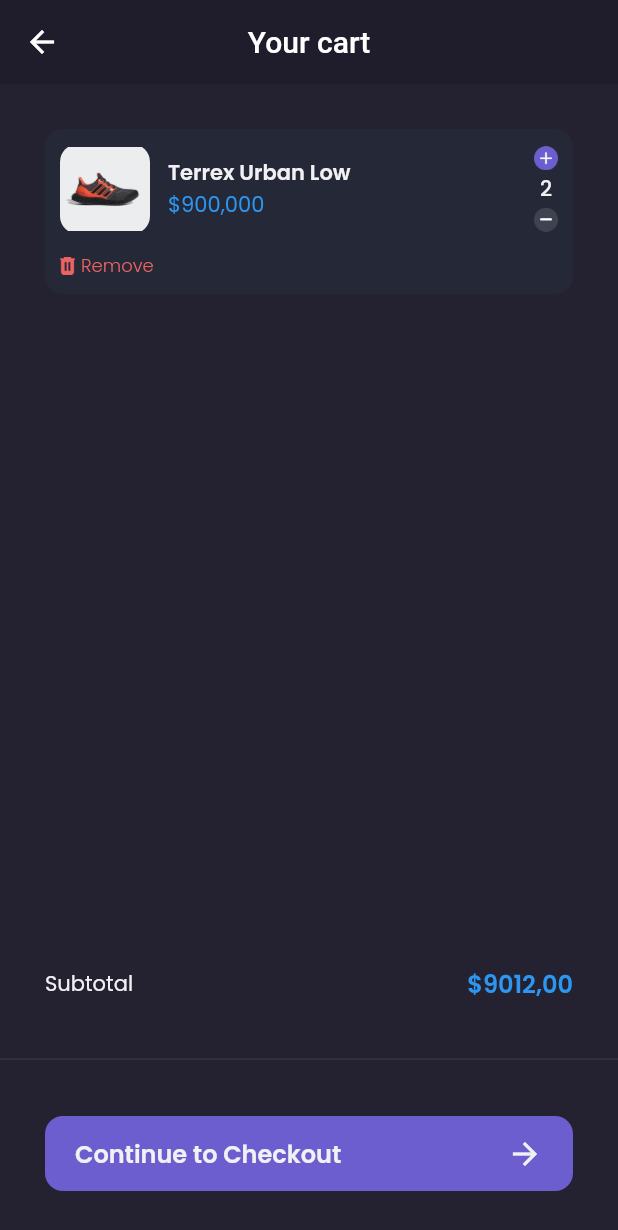
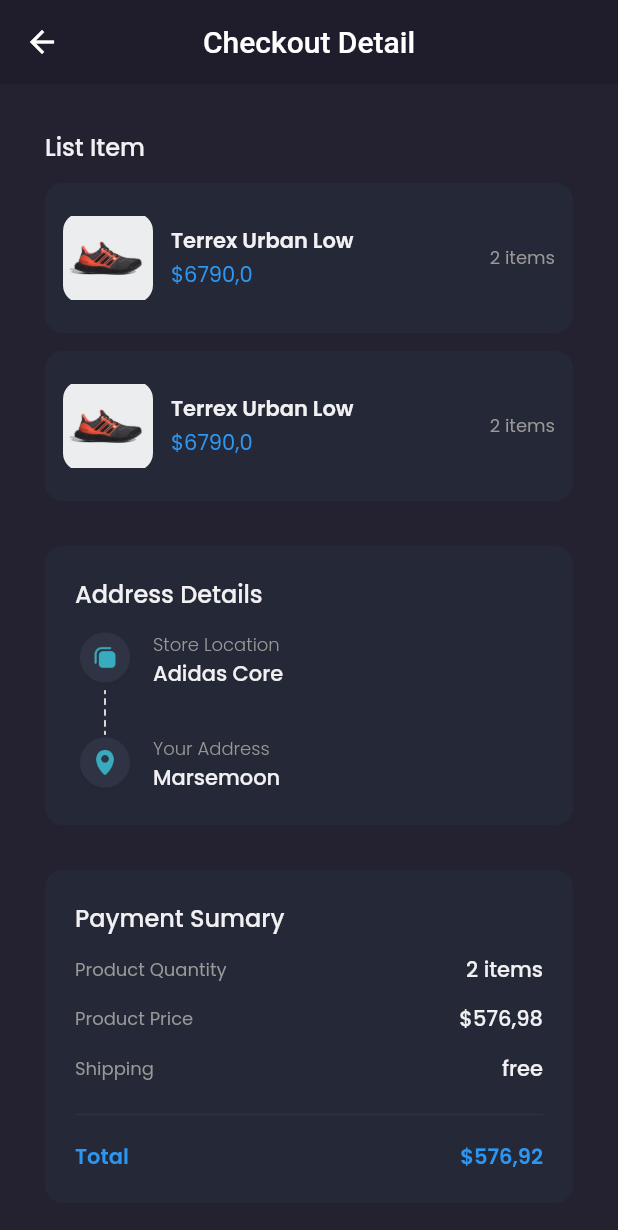
Before and after one commit to sooyaa4/shamo_front_end, a Flutter app: the CartPage screen opened by its route, after a tap on "Continue to Checkout", on a phone screen of 412 x 824 dp. Shown: the top 1230 px of the screen. Run offline on Flutter 3.47's test engine with Material 2 defaults, Android fonts, the phone set to English and light mode, and no system bars; our stand-ins replace carousel_slider, google_fonts.

Commit message:
slicing halaman checkout

```diff
--- a/lib/main.dart
+++ b/lib/main.dart
@@ -1,5 +1,7 @@
 import 'package:flutter/material.dart';
 import 'package:flutter_shamo/pages/cart_pages.dart';
+import 'package:flutter_shamo/pages/checkout_page.dart';
+import 'package:flutter_shamo/pages/checkout_success_page.dart';
 import 'package:flutter_shamo/pages/edit_profile.dart';
 import 'package:flutter_shamo/pages/home/detail_chat_page.dart';
 import 'package:flutter_shamo/pages/home/main_page.dart';
@@ -25,6 +27,8 @@
         '/edit-profile': (contex) => EditProfilePage(),
         '/product': (contex) => ProductPage(),
         '/cart': (contex) => CartPage(),
+        '/checkout': (contex) => CheckoutPage(),
+        '/checkout-success': (contex) => CheckoutSuccessPage(),
       },
     );
   }
--- a/lib/pages/cart_pages.dart
+++ b/lib/pages/cart_pages.dart
@@ -121,7 +121,9 @@
               margin: EdgeInsets.symmetric(horizontal: defaultMargin),
               height: 50,
               child: TextButton(
-                onPressed: () {},
+                onPressed: () {
+                  Navigator.pushNamed(context, '/checkout');
+                },
                 style: TextButton.styleFrom(
                   backgroundColor: primaryColor,
                   padding: EdgeInsets.symmetric(
--- /dev/null
+++ b/lib/pages/checkout_page.dart
@@ -0,0 +1,258 @@
+import 'package:flutter/material.dart';
+import 'package:flutter_shamo/theme.dart';
+import 'package:flutter_shamo/widgets/checkout_card.dart';
+
+class CheckoutPage extends StatelessWidget {
+  @override
+  Widget build(BuildContext context) {
+    Widget header() {
+      return AppBar(
+        backgroundColor: backgroundColor1,
+        elevation: 0,
+        centerTitle: true,
+        title: Text('Checkout Detail'),
+      );
+    }
+
+    Widget content() {
+      return ListView(
+        padding: EdgeInsets.symmetric(
+          horizontal: defaultMargin,
+        ),
+        children: [
+          Container(
+            margin: EdgeInsets.only(
+              top: defaultMargin,
+            ),
+            child: Column(
+              crossAxisAlignment: CrossAxisAlignment.start,
+              children: [
+                Text(
+                  'List Item',
+                  style: primaryTextStyle.copyWith(
+                      fontSize: 16, fontWeight: medium),
+                ),
+                CheckoutCard(),
+                CheckoutCard(),
+              ],
+            ),
+          ),
+          Container(
+            margin: EdgeInsets.only(
+              top: defaultMargin,
+            ),
+            padding: EdgeInsets.all(20),
+            decoration: BoxDecoration(
+              color: backgroundColor4,
+              borderRadius: BorderRadius.circular(12),
+            ),
+            child: Column(
+              crossAxisAlignment: CrossAxisAlignment.start,
+              children: [
+                Text(
+                  'Address Details',
+                  style: primaryTextStyle.copyWith(
+                    fontSize: 16,
+                    fontWeight: medium,
+                  ),
+                ),
+                SizedBox(
+                  height: 12,
+                ),
+                Row(
+                  children: [
+                    Column(
+                      children: [
+                        Image.asset(
+                          'assets/icon_store_location.png',
+                          width: 40,
+                        ),
+                        Image.asset(
+                          'assets/icon_line.png',
+                          height: 30,
+                        ),
+                        Image.asset(
+                          'assets/icon_your_address.png',
+                          width: 40,
+                        ),
+                      ],
+                    ),
+                    SizedBox(
+                      width: 12,
+                    ),
+                    Column(
+                      crossAxisAlignment: CrossAxisAlignment.start,
+                      children: [
+                        Text(
+                          'Store Location',
+                          style: secondaryTextStyle.copyWith(
+                            fontSize: 12,
+                            fontWeight: light,
+                          ),
+                        ),
+                        Text(
+                          'Adidas Core',
+                          style: primaryTextStyle.copyWith(
+                            fontWeight: medium,
+                          ),
+                        ),
+                        SizedBox(
+                          height: defaultMargin,
+                        ),
+                        Text(
+                          'Your Address',
+                          style: secondaryTextStyle.copyWith(
+                            fontSize: 12,
+                            fontWeight: light,
+                          ),
+                        ),
+                        Text(
+                          'Marsemoon',
+                          style: primaryTextStyle.copyWith(
+                            fontWeight: medium,
+                          ),
+                        ),
+                      ],
+                    ),
+                  ],
+                ),
+              ],
+            ),
+          ),
+          Container(
+            margin: EdgeInsets.only(
+              top: defaultMargin,
+            ),
+            padding: EdgeInsets.all(20),
+            decoration: BoxDecoration(
+              color: backgroundColor4,
+              borderRadius: BorderRadius.circular(12),
+            ),
+            child: Column(
+              crossAxisAlignment: CrossAxisAlignment.start,
+              children: [
+                Text(
+                  'Payment Sumary ',
+                  style: primaryTextStyle.copyWith(
+                    fontSize: 16,
+                    fontWeight: medium,
+                  ),
+                ),
+                SizedBox(
+                  height: 12,
+                ),
+                Row(
+                  mainAxisAlignment: MainAxisAlignment.spaceBetween,
+                  children: [
+                    Text(
+                      'Product Quantity',
+                      style: secondaryTextStyle.copyWith(fontSize: 12),
+                    ),
+                    Text(
+                      '2 items',
+                      style: primaryTextStyle.copyWith(fontWeight: medium),
+                    ),
+                  ],
+                ),
+                SizedBox(
+                  height: 12,
+                ),
+                Row(
+                  mainAxisAlignment: MainAxisAlignment.spaceBetween,
+                  children: [
+                    Text(
+                      'Product Price',
+                      style: secondaryTextStyle.copyWith(fontSize: 12),
+                    ),
+                    Text(
+                      '\$576,98',
+                      style: primaryTextStyle.copyWith(fontWeight: medium),
+                    ),
+                  ],
+                ),
+                SizedBox(
+                  height: 12,
+                ),
+                Row(
+                  mainAxisAlignment: MainAxisAlignment.spaceBetween,
+                  children: [
+                    Text(
+                      'Shipping',
+                      style: secondaryTextStyle.copyWith(fontSize: 12),
+                    ),
+                    Text(
+                      'free',
+                      style: primaryTextStyle.copyWith(fontWeight: medium),
+                    ),
+                  ],
+                ),
+                SizedBox(
+                  height: 12,
+                ),
+                Divider(
+                  thickness: 1,
+                  color: Color(0xff2E3141),
+                ),
+                SizedBox(
+                  height: 10,
+                ),
+                Row(
+                  mainAxisAlignment: MainAxisAlignment.spaceBetween,
+                  children: [
+                    Text(
+                      'Total',
+                      style: priceTextStyle.copyWith(fontWeight: semibold),
+                    ),
+                    Text(
+                      '\$576,92',
+                      style: priceTextStyle.copyWith(fontWeight: semibold),
+                    ),
+                  ],
+                ),
+              ],
+            ),
+          ),
+          SizedBox(
+            height: defaultMargin,
+          ),
+          Divider(
+            thickness: 1,
+            color: Color(0xff2E3141),
+          ),
+          Container(
+            height: 50,
+            width: double.infinity,
+            margin: EdgeInsets.symmetric(
+              vertical: defaultMargin,
+            ),
+            child: TextButton(
+              onPressed: () {
+                Navigator.pushNamedAndRemoveUntil(
+                    context, '/checkout-success', (route) => false);
+              },
+              style: TextButton.styleFrom(
+                backgroundColor: primaryColor,
+                shape: RoundedRectangleBorder(
+                  borderRadius: BorderRadius.circular(12),
+                ),
+              ),
+              child: Text(
+                'Checkout Now',
+                style: primaryTextStyle.copyWith(
+                  fontWeight: semibold,
+                  fontSize: 16,
+                ),
+              ),
+            ),
+          ),
+        ],
+      );
+    }
+
+    return Scaffold(
+      backgroundColor: backgroundColor3,
+      appBar: header(),
+      body: content(),
+    );
+  }
+}
--- /dev/null
+++ b/lib/pages/checkout_success_page.dart
@@ -0,0 +1,104 @@
+import 'package:flutter/material.dart';
+import 'package:flutter_shamo/theme.dart';
+
+class CheckoutSuccessPage extends StatelessWidget {
+  @override
+  Widget build(BuildContext context) {
+    Widget header() {
+      return AppBar(
+        backgroundColor: backgroundColor1,
+        elevation: 0,
+        centerTitle: true,
+        title: Text('Checkout Success'),
+      );
+    }
+
+    Widget content() {
+      return Center(
+        child: Column(
+          mainAxisAlignment: MainAxisAlignment.center,
+          children: [
+            Image.asset(
+              'assets/icon_empty_cart.png',
+              width: 80,
+            ),
+            SizedBox(
+              height: 20,
+            ),
+            Text(
+              'You made a transaction',
+              style: primaryTextStyle.copyWith(
+                fontSize: 16,
+                fontWeight: medium,
+              ),
+            ),
+            SizedBox(
+              height: 12,
+            ),
+            Text(
+              'Stay at home while we\n prepare your dream shoes',
+              style: secondaryTextStyle,
+              textAlign: TextAlign.center,
+            ),
+            Container(
+              width: 196,
+              height: 44,
+              margin: EdgeInsets.only(
+                top: defaultMargin,
+              ),
+              child: TextButton(
+                onPressed: () {},
+                style: TextButton.styleFrom(
+                  backgroundColor: primaryColor,
+                  shape: RoundedRectangleBorder(
+                    borderRadius: BorderRadius.circular(12),
+                  ),
+                ),
+                child: Text(
+                  'Order other shoes',
+                  style: primaryTextStyle.copyWith(
+                    fontSize: 16,
+                    fontWeight: medium,
+                  ),
+                ),
+              ),
+            ),
+            Container(
+              width: 196,
+              height: 44,
+              margin: EdgeInsets.only(
+                top: 12,
+              ),
+              child: TextButton(
+                onPressed: () {
+                  Navigator.pushNamedAndRemoveUntil(
+                      context, '/home', (route) => false);
+                },
+                style: TextButton.styleFrom(
+                  backgroundColor: Color(0xff39374B),
+                  shape: RoundedRectangleBorder(
+                    borderRadius: BorderRadius.circular(12),
+                  ),
+                ),
+                child: Text(
+                  'View My Order',
+                  style: primaryTextStyle.copyWith(
+                    fontSize: 16,
+                    fontWeight: medium,
+                    color: Color(0xff878681),
+                  ),
+                ),
+              ),
+            ),
+          ],
+        ),
+      );
+    }
+
+    return Scaffold(
+      backgroundColor: backgroundColor3,
+      appBar: header(),
+      body: content(),
+    );
+  }
+}
--- /dev/null
+++ b/lib/widgets/checkout_card.dart
@@ -0,0 +1,66 @@
+import 'package:flutter/material.dart';
+import 'package:flutter_shamo/theme.dart';
+
+class CheckoutCard extends StatelessWidget {
+  @override
+  Widget build(BuildContext context) {
+    return Container(
+      margin: EdgeInsets.only(top: 12),
+      padding: EdgeInsets.symmetric(
+        vertical: 20,
+        horizontal: 12,
+      ),
+      decoration: BoxDecoration(
+        color: backgroundColor4,
+        borderRadius: BorderRadius.circular(12),
+      ),
+      child: Row(
+        children: [
+          Container(
+            width: 60,
+            height: 60,
+            decoration: BoxDecoration(
+              borderRadius: BorderRadius.circular(12),
+              image: DecorationImage(
+                image: AssetImage('assets/image_shoes.png'),
+              ),
+            ),
+          ),
+          SizedBox(
+            width: 12,
+          ),
+          Expanded(
+            child: Column(
+              crossAxisAlignment: CrossAxisAlignment.start,
+              children: [
+                Text(
+                  'Terrex Urban Low',
+                  style: primaryTextStyle.copyWith(
+                    fontWeight: semibold,
+                  ),
+                  overflow: TextOverflow.ellipsis,
+                ),
+                SizedBox(
+                  height: 2,
+                ),
+                Text(
+                  '\$6790,0',
+                  style: priceTextStyle,
+                ),
+              ],
+            ),
+          ),
+          SizedBox(
+            width: 12,
+          ),
+          Text(
+            '2 items',
+            style: secondaryTextStyle.copyWith(
+              fontSize: 12,
+            ),
+          ),
+        ],
+      ),
+    );
+  }
+}
```
